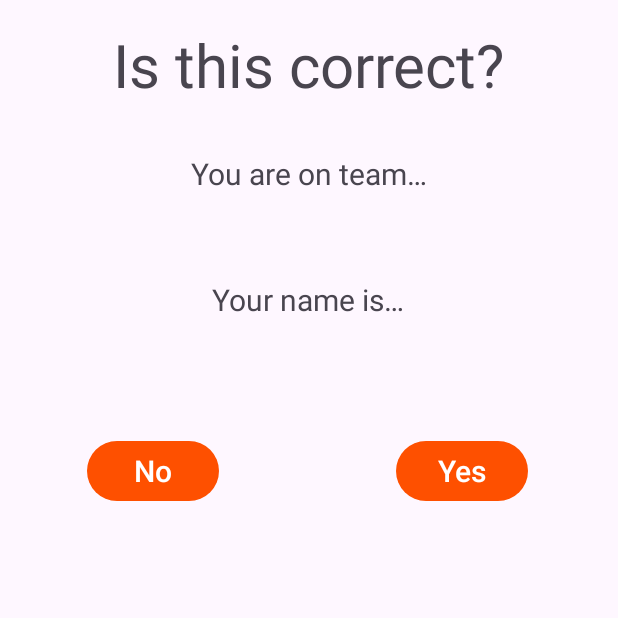
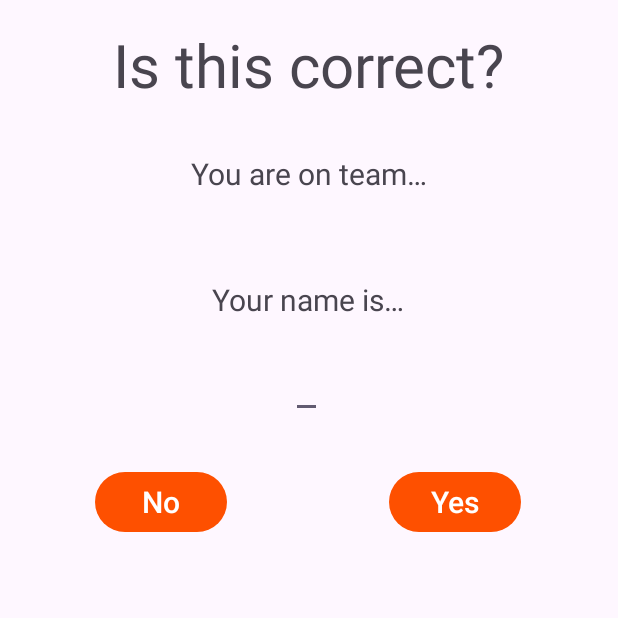
Before and after one commit to TechnoDogs-3707/pitbull, an Android app: the ConfirmDataActivity screen opened directly, with no data from a screen before it, on a phone screen of 412 x 824 dp, the top half of it. Run offline under Robolectric (Android 15) with nearby library versions, the phone set to English and light mode, and no system bars; our stand-ins replace Firebase (no records; nobody signed in at launch, a user with empty details on screens opened directly); 1 statement that could not run was skipped.

```diff
--- a/app/src/main/java/org/brightonrobotics/pitbull/DisplayTeamDataActivity.kt
+++ b/app/src/main/java/org/brightonrobotics/pitbull/DisplayTeamDataActivity.kt
@@ -1,3 +1,5 @@
+// very good and simple code, very surprised i wrote this
+
 package org.brightonrobotics.pitbull
 
 import android.content.Intent
--- a/app/src/main/java/org/brightonrobotics/pitbull/MainActivity.kt
+++ b/app/src/main/java/org/brightonrobotics/pitbull/MainActivity.kt
@@ -1,3 +1,5 @@
+// nothing too bad yet
+
 package org.brightonrobotics.pitbull
 
 import android.content.Context
--- a/app/src/main/java/org/brightonrobotics/pitbull/MentorActivity.kt
+++ b/app/src/main/java/org/brightonrobotics/pitbull/MentorActivity.kt
@@ -1,3 +1,5 @@
+// oh yeah good luck with this one as well
+
 package org.brightonrobotics.pitbull
 
 import android.annotation.SuppressLint
--- a/app/src/main/java/org/brightonrobotics/pitbull/PickRoleActivity.kt
+++ b/app/src/main/java/org/brightonrobotics/pitbull/PickRoleActivity.kt
@@ -1,3 +1,5 @@
+// actually somehow i made good code?!??! what is this madness
+
 package org.brightonrobotics.pitbull
 
 import android.content.Intent
--- a/app/src/main/res/layout/confirm_data.xml
+++ b/app/src/main/res/layout/confirm_data.xml
@@ -48,11 +48,13 @@
         app:layout_constraintStart_toStartOf="@+id/team_number_show"
         app:layout_constraintTop_toBottomOf="@+id/team_number_show" />
 
-    <TextView
+    <EditText
         android:id="@+id/name"
         android:layout_width="wrap_content"
         android:layout_height="wrap_content"
         android:layout_marginTop="4dp"
+        android:autofillHints="name"
+        android:inputType="textPersonName"
         android:textSize="30sp"
         app:layout_constraintEnd_toEndOf="@+id/textView4"
         app:layout_constraintHorizontal_bias="0.486"
```
Also changed, not shown: app/src/main/java/org/brightonrobotics/pitbull/ConfirmDataActivity.kt (+15 -3 lines), app/src/main/java/org/brightonrobotics/pitbull/Utils.kt (+7 -40 lines).
